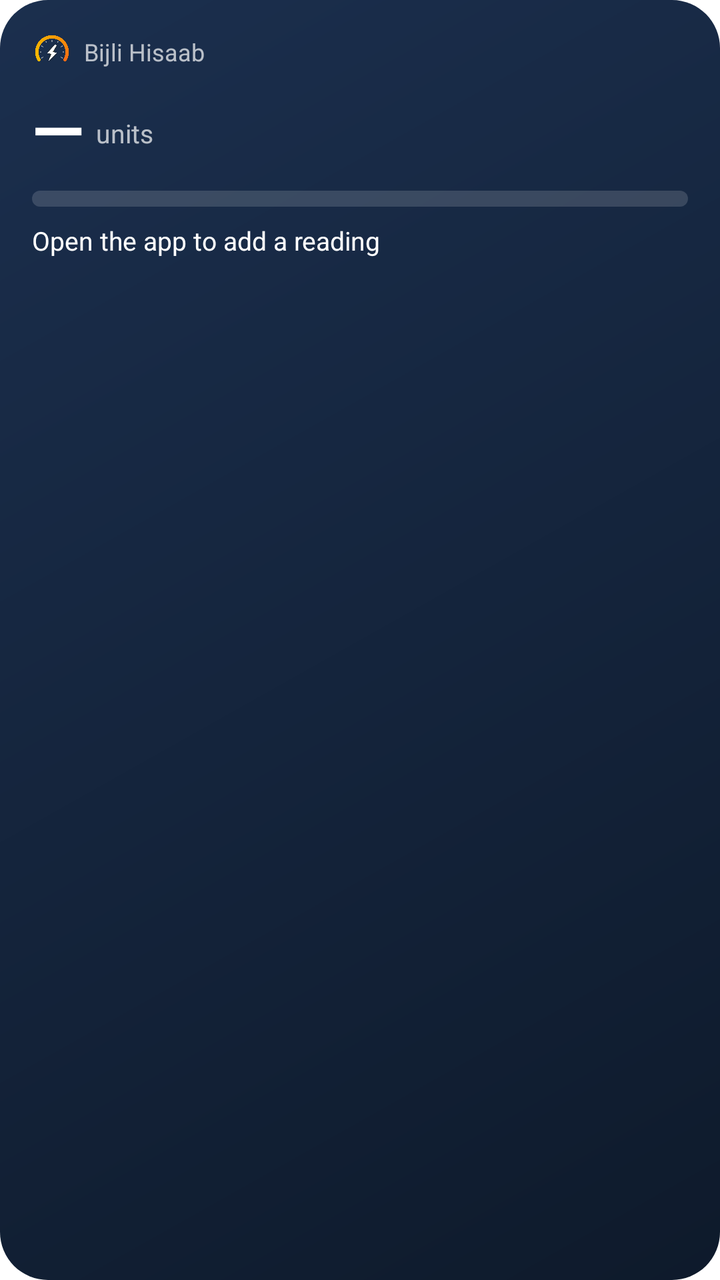
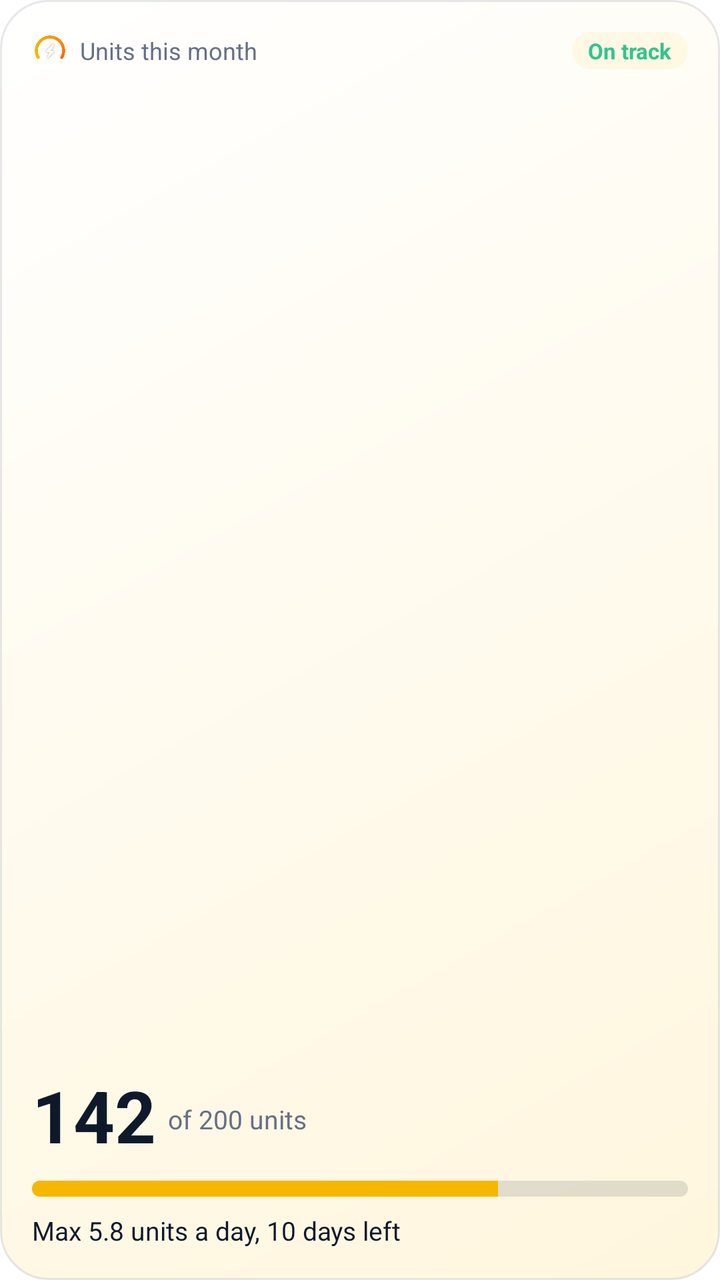

Two renders of the same Android screen: before a commit and after it. Below are the layout's source before the change and the commit's diff.
<!-- AndroidManifest.xml: fallback theme Theme.MaterialComponents.DayNight.NoActionBar -->
<!-- res/layout/usage_widget.xml -->
<?xml version="1.0" encoding="utf-8"?>
<LinearLayout xmlns:android="http://schemas.android.com/apk/res/android"
    android:id="@+id/widget_root"
    android:layout_width="match_parent"
    android:layout_height="match_parent"
    android:background="@drawable/widget_background"
    android:orientation="vertical"
    android:padding="16dp">

    <LinearLayout
        android:layout_width="match_parent"
        android:layout_height="wrap_content"
        android:gravity="center_vertical"
        android:orientation="horizontal">

        <ImageView
            android:layout_width="20dp"
            android:layout_height="20dp"
            android:src="@drawable/splash_bolt"
            android:contentDescription="@null" />

        <TextView
            android:id="@+id/widget_meter"
            android:layout_width="0dp"
            android:layout_height="wrap_content"
            android:layout_marginStart="6dp"
            android:layout_weight="1"
            android:ellipsize="end"
            android:maxLines="1"
            android:text="Bijli Hisaab"
            android:textColor="#B3FFFFFF"
            android:textSize="12sp" />

        <TextView
            android:id="@+id/widget_status"
            android:layout_width="wrap_content"
            android:layout_height="wrap_content"
            android:textColor="#F5B700"
            android:textSize="12sp"
            android:textStyle="bold" />
    </LinearLayout>

    <LinearLayout
        android:layout_width="match_parent"
        android:layout_height="wrap_content"
        android:layout_marginTop="6dp"
        android:gravity="bottom"
        android:orientation="horizontal">

        <TextView
            android:id="@+id/widget_units"
            android:layout_width="wrap_content"
            android:layout_height="wrap_content"
            android:text="—"
            android:textColor="#FFFFFF"
            android:textSize="34sp"
            android:textStyle="bold" />

        <TextView
            android:id="@+id/widget_of"
            android:layout_width="wrap_content"
            android:layout_height="wrap_content"
            android:layout_marginStart="6dp"
            android:layout_marginBottom="6dp"
            android:text="units"
            android:textColor="#B3FFFFFF"
            android:textSize="13sp" />
    </LinearLayout>

    <ProgressBar
        android:id="@+id/widget_progress"
        style="@android:style/Widget.ProgressBar.Horizontal"
        android:layout_width="match_parent"
        android:layout_height="8dp"
        android:layout_marginTop="8dp"
        android:max="100"
        android:progress="0"
        android:progressDrawable="@drawable/widget_progress" />

    <TextView
        android:id="@+id/widget_line"
        android:layout_width="match_parent"
        android:layout_height="wrap_content"
        android:layout_marginTop="8dp"
        android:maxLines="2"
        android:text="Open the app to add a reading"
        android:textColor="#FFFFFF"
        android:textSize="13sp" />
</LinearLayout>
<!-- resources referenced by this layout -->
<resources>
  <!-- drawable splash_bolt: png bitmap (drawable-hdpi, 17491 bytes) -->
  <!-- drawable widget_background (drawable) -->
  <?xml version="1.0" encoding="utf-8"?>
  <shape xmlns:android="http://schemas.android.com/apk/res/android" android:shape="rectangle">
      <gradient android:angle="315" android:startColor="#1B2F4E" android:endColor="#0E1A2B" />
      <corners android:radius="24dp" />
  </shape>
  <!-- drawable widget_progress (drawable) -->
  <?xml version="1.0" encoding="utf-8"?>
  <layer-list xmlns:android="http://schemas.android.com/apk/res/android">
      <item android:id="@android:id/background">
          <shape><corners android:radius="6dp" /><solid android:color="#26FFFFFF" /></shape>
      </item>
      <item android:id="@android:id/progress">
          <clip><shape><corners android:radius="6dp" /><solid android:color="#F5B700" /></shape></clip>
      </item>
  </layer-list>
</resources>

<!-- the commit's change to res/layout/usage_widget.xml (unified diff, before → after) -->
@@ -14,10 +14,10 @@
         android:orientation="horizontal">
 
         <ImageView
-            android:layout_width="20dp"
-            android:layout_height="20dp"
-            android:src="@drawable/splash_bolt"
-            android:contentDescription="@null" />
+            android:layout_width="18dp"
+            android:layout_height="18dp"
+            android:contentDescription="@null"
+            android:src="@drawable/splash_bolt" />
 
         <TextView
             android:id="@+id/widget_meter"
@@ -26,24 +26,31 @@
             android:layout_marginStart="6dp"
             android:layout_weight="1"
             android:ellipsize="end"
+            android:gravity="start"
             android:maxLines="1"
-            android:text="Bijli Hisaab"
-            android:textColor="#B3FFFFFF"
+            android:text="Units this month"
+            android:textColor="@color/widget_muted"
             android:textSize="12sp" />
 
         <TextView
             android:id="@+id/widget_status"
             android:layout_width="wrap_content"
             android:layout_height="wrap_content"
-            android:textColor="#F5B700"
-            android:textSize="12sp"
+            android:background="@drawable/widget_chip"
+            android:paddingStart="8dp"
+            android:paddingTop="2dp"
+            android:paddingEnd="8dp"
+            android:paddingBottom="2dp"
+            android:text="On track"
+            android:textColor="#34C38F"
+            android:textSize="11sp"
             android:textStyle="bold" />
     </LinearLayout>
 
     <LinearLayout
         android:layout_width="match_parent"
-        android:layout_height="wrap_content"
-        android:layout_marginTop="6dp"
+        android:layout_height="0dp"
+        android:layout_weight="1"
         android:gravity="bottom"
         android:orientation="horizontal">
 
@@ -51,19 +58,23 @@
             android:id="@+id/widget_units"
             android:layout_width="wrap_content"
             android:layout_height="wrap_content"
-            android:text="—"
-            android:textColor="#FFFFFF"
-            android:textSize="34sp"
+            android:text="142"
+            android:textColor="@color/widget_text"
+            android:textSize="36sp"
             android:textStyle="bold" />
 
         <TextView
             android:id="@+id/widget_of"
-            android:layout_width="wrap_content"
+            android:layout_width="0dp"
             android:layout_height="wrap_content"
             android:layout_marginStart="6dp"
-            android:layout_marginBottom="6dp"
-            android:text="units"
-            android:textColor="#B3FFFFFF"
+            android:layout_marginBottom="7dp"
+            android:layout_weight="1"
+            android:ellipsize="end"
+            android:gravity="start"
+            android:maxLines="1"
+            android:text="of 200 units"
+            android:textColor="@color/widget_muted"
             android:textSize="13sp" />
     </LinearLayout>
 
@@ -74,7 +85,7 @@
         android:layout_height="8dp"
         android:layout_marginTop="8dp"
         android:max="100"
-        android:progress="0"
+        android:progress="71"
         android:progressDrawable="@drawable/widget_progress" />
 
     <TextView
@@ -82,8 +93,10 @@
         android:layout_width="match_parent"
         android:layout_height="wrap_content"
         android:layout_marginTop="8dp"
+        android:ellipsize="end"
+        android:gravity="start"
         android:maxLines="2"
-        android:text="Open the app to add a reading"
-        android:textColor="#FFFFFF"
+        android:text="Max 5.8 units a day, 10 days left"
+        android:textColor="@color/widget_text"
         android:textSize="13sp" />
 </LinearLayout>
<!-- resource entries referenced after the edit -->
@@ -1,21 +1,35 @@
 <!-- resources referenced by this layout -->
 <resources>
+  <color name="widget_muted">#667085</color>
+  <color name="widget_text">#0E1A2B</color>
   <!-- drawable splash_bolt: png bitmap (drawable-hdpi, 17491 bytes) -->
   <!-- drawable widget_background (drawable) -->
   <?xml version="1.0" encoding="utf-8"?>
   <shape xmlns:android="http://schemas.android.com/apk/res/android" android:shape="rectangle">
-      <gradient android:angle="315" android:startColor="#1B2F4E" android:endColor="#0E1A2B" />
+      <gradient android:angle="315" android:startColor="@color/widget_bg_start" android:endColor="@color/widget_bg_end" />
+      <stroke android:width="1dp" android:color="@color/widget_stroke" />
       <corners android:radius="24dp" />
+  </shape>
+  <!-- drawable widget_chip (drawable) -->
+  <?xml version="1.0" encoding="utf-8"?>
+  <shape xmlns:android="http://schemas.android.com/apk/res/android" android:shape="rectangle">
+      <solid android:color="@color/widget_chip" />
+      <corners android:radius="999dp" />
   </shape>
   <!-- drawable widget_progress (drawable) -->
   <?xml version="1.0" encoding="utf-8"?>
   <layer-list xmlns:android="http://schemas.android.com/apk/res/android">
       <item android:id="@android:id/background">
-          <shape><corners android:radius="6dp" /><solid android:color="#26FFFFFF" /></shape>
+          <shape><corners android:radius="6dp" /><solid android:color="@color/widget_track" /></shape>
       </item>
       <item android:id="@android:id/progress">
           <clip><shape><corners android:radius="6dp" /><solid android:color="#F5B700" /></shape></clip>
       </item>
   </layer-list>
+  <color name="widget_bg_start">#FFFFFF</color>
+  <color name="widget_bg_end">#FFF6DD</color>
+  <color name="widget_stroke">#1A0E1A2B</color>
+  <color name="widget_chip">#14F5B700</color>
+  <color name="widget_track">#1F0E1A2B</color>
 </resources>
 
